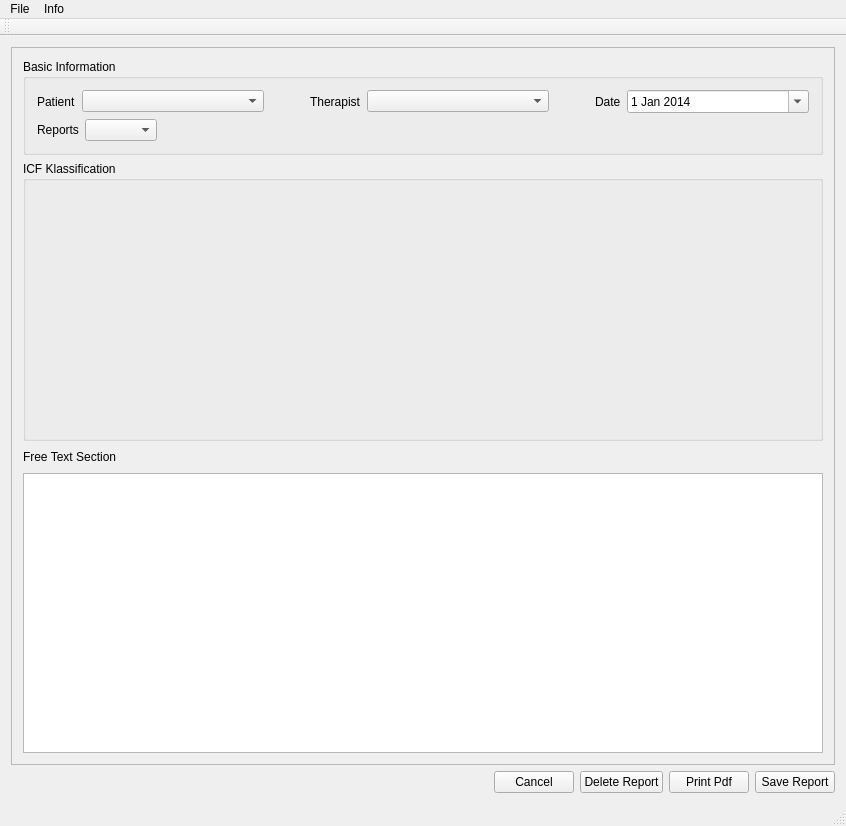
This is mainwindow.ui in loaded02/ICF_Report as Qt 5 draws it before an edit. The edited form follows.
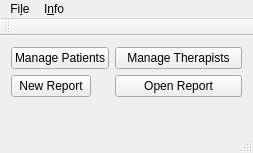
This is the edited form. Custom widgets are drawn as their Qt base class.

Diff of the .ui file:
```diff
--- a/mainwindow.ui
+++ b/mainwindow.ui
@@ -6,335 +6,48 @@
    <rect>
     <x>0</x>
     <y>0</y>
-    <width>846</width>
-    <height>826</height>
+    <width>253</width>
+    <height>153</height>
    </rect>
   </property>
   <property name="windowTitle">
    <string>MainWindow</string>
   </property>
   <widget class="QWidget" name="centralWidget">
-   <layout class="QVBoxLayout" name="verticalLayout_3">
-    <item>
-     <widget class="QScrollArea" name="scrollArea">
-      <property name="autoFillBackground">
-       <bool>false</bool>
+   <layout class="QFormLayout" name="formLayout">
+    <item row="0" column="0">
+     <widget class="QPushButton" name="pushButtonPat">
+      <property name="styleSheet">
+       <string notr="true"/>
       </property>
-      <property name="widgetResizable">
-       <bool>true</bool>
+      <property name="text">
+       <string>Manage Patients</string>
       </property>
-      <widget class="QWidget" name="scrollAreaWidgetContents">
-       <property name="geometry">
-        <rect>
-         <x>0</x>
-         <y>0</y>
-         <width>826</width>
-         <height>716</height>
-        </rect>
-       </property>
-       <layout class="QVBoxLayout" name="verticalLayout_2">
-        <item>
-         <widget class="QGroupBox" name="groupBox">
-          <property name="title">
-           <string>Basic Information</string>
-          </property>
-          <layout class="QVBoxLayout" name="verticalLayout_4">
-           <item>
-            <layout class="QHBoxLayout" name="horizontalLayout_4">
-             <item>
-              <widget class="QLabel" name="label_2">
-               <property name="sizePolicy">
-                <sizepolicy hsizetype="Preferred" vsizetype="Preferred">
-                 <horstretch>0</horstretch>
-                 <verstretch>0</verstretch>
-                </sizepolicy>
-               </property>
-               <property name="text">
-                <string>Patient</string>
-               </property>
-              </widget>
-             </item>
-             <item>
-              <widget class="QComboBox" name="patientcB">
-               <property name="sizePolicy">
-                <sizepolicy hsizetype="MinimumExpanding" vsizetype="Fixed">
-                 <horstretch>0</horstretch>
-                 <verstretch>0</verstretch>
-                </sizepolicy>
-               </property>
-              </widget>
-             </item>
-             <item>
-              <spacer name="horizontalSpacer_3">
-               <property name="orientation">
-                <enum>Qt::Horizontal</enum>
-               </property>
-               <property name="sizeType">
-                <enum>QSizePolicy::Preferred</enum>
-               </property>
-               <property name="sizeHint" stdset="0">
-                <size>
-                 <width>40</width>
-                 <height>20</height>
-                </size>
-               </property>
-              </spacer>
-             </item>
-             <item>
-              <widget class="QLabel" name="label_3">
-               <property name="sizePolicy">
-                <sizepolicy hsizetype="Preferred" vsizetype="Preferred">
-                 <horstretch>0</horstretch>
-                 <verstretch>0</verstretch>
-                </sizepolicy>
-               </property>
-               <property name="text">
-                <string>Therapist</string>
-               </property>
-              </widget>
-             </item>
-             <item>
-              <widget class="QComboBox" name="therapeutcB">
-               <property name="sizePolicy">
-                <sizepolicy hsizetype="MinimumExpanding" vsizetype="Fixed">
-                 <horstretch>0</horstretch>
-                 <verstretch>0</verstretch>
-                </sizepolicy>
-               </property>
-              </widget>
-             </item>
-             <item>
-              <spacer name="horizontalSpacer_2">
-               <property name="orientation">
-                <enum>Qt::Horizontal</enum>
-               </property>
-               <property name="sizeType">
-                <enum>QSizePolicy::Preferred</enum>
-               </property>
-               <property name="sizeHint" stdset="0">
-                <size>
-                 <width>40</width>
-                 <height>20</height>
-                </size>
-               </property>
-              </spacer>
-             </item>
-             <item>
-              <widget class="QLabel" name="label_4">
-               <property name="sizePolicy">
-                <sizepolicy hsizetype="Preferred" vsizetype="Preferred">
-                 <horstretch>0</horstretch>
-                 <verstretch>0</verstretch>
-                </sizepolicy>
-               </property>
-               <property name="text">
-                <string>Date</string>
-               </property>
-              </widget>
-             </item>
-             <item>
-              <widget class="QDateEdit" name="dateEdit">
-               <property name="sizePolicy">
-                <sizepolicy hsizetype="MinimumExpanding" vsizetype="Fixed">
-                 <horstretch>0</horstretch>
-                 <verstretch>0</verstretch>
-                </sizepolicy>
-               </property>
-               <property name="minimumDate">
-                <date>
-                 <year>2014</year>
-                 <month>1</month>
-                 <day>1</day>
-                </date>
-               </property>
-               <property name="calendarPopup">
-                <bool>true</bool>
-               </property>
-              </widget>
-             </item>
-            </layout>
-           </item>
-           <item>
-            <layout class="QHBoxLayout" name="horizontalLayout">
-             <item>
-              <widget class="QLabel" name="label_5">
-               <property name="text">
-                <string>Reports</string>
-               </property>
-              </widget>
-             </item>
-             <item>
-              <widget class="QComboBox" name="reportcB">
-               <property name="sizePolicy">
-                <sizepolicy hsizetype="Preferred" vsizetype="Fixed">
-                 <horstretch>0</horstretch>
-                 <verstretch>0</verstretch>
-                </sizepolicy>
-               </property>
-               <property name="maximumSize">
-                <size>
-                 <width>16777215</width>
-                 <height>16777215</height>
-                </size>
-               </property>
-              </widget>
-             </item>
-             <item>
-              <spacer name="horizontalSpacer_5">
-               <property name="orientation">
-                <enum>Qt::Horizontal</enum>
-               </property>
-               <property name="sizeType">
-                <enum>QSizePolicy::Expanding</enum>
-               </property>
-               <property name="sizeHint" stdset="0">
-                <size>
-                 <width>40</width>
-                 <height>20</height>
-                </size>
-               </property>
-              </spacer>
-             </item>
-            </layout>
-           </item>
-          </layout>
-         </widget>
-        </item>
-        <item>
-         <widget class="QGroupBox" name="groupBox_2">
-          <property name="title">
-           <string>ICF Klassification</string>
-          </property>
-          <layout class="QVBoxLayout" name="verticalLayout">
-           <item>
-            <widget class="GUI_Function" name="functionsWidget" native="true"/>
-           </item>
-           <item>
-            <spacer name="verticalSpacer_8">
-             <property name="orientation">
-              <enum>Qt::Vertical</enum>
-             </property>
-             <property name="sizeHint" stdset="0">
-              <size>
-               <width>20</width>
-               <height>40</height>
-              </size>
-             </property>
-            </spacer>
-           </item>
-           <item>
-            <widget class="GUI_Function" name="structuresWidget" native="true"/>
-           </item>
-           <item>
-            <spacer name="verticalSpacer_10">
-             <property name="orientation">
-              <enum>Qt::Vertical</enum>
-             </property>
-             <property name="sizeHint" stdset="0">
-              <size>
-               <width>20</width>
-               <height>40</height>
-              </size>
-             </property>
-            </spacer>
-           </item>
-           <item>
-            <widget class="GUI_Function" name="partizipationWidget" native="true"/>
-           </item>
-           <item>
-            <spacer name="verticalSpacer_11">
-             <property name="orientation">
-              <enum>Qt::Vertical</enum>
-             </property>
-             <property name="sizeHint" stdset="0">
-              <size>
-               <width>20</width>
-               <height>9</height>
-              </size>
-             </property>
-            </spacer>
-           </item>
-           <item>
-            <widget class="GUI_Function" name="contextWidget" native="true"/>
-           </item>
-          </layout>
-         </widget>
-        </item>
-        <item>
-         <layout class="QHBoxLayout" name="horizontalLayout_3">
-          <item>
-           <widget class="QLabel" name="label">
-            <property name="text">
-             <string>Free Text Section</string>
-            </property>
-           </widget>
-          </item>
-          <item>
-           <spacer name="horizontalSpacer">
-            <property name="orientation">
-             <enum>Qt::Horizontal</enum>
-            </property>
-            <property name="sizeHint" stdset="0">
-             <size>
-              <width>40</width>
-              <height>20</height>
-             </size>
-            </property>
-           </spacer>
-          </item>
-         </layout>
-        </item>
-        <item>
-         <widget class="QTextEdit" name="textEdit"/>
-        </item>
-       </layout>
-      </widget>
      </widget>
     </item>
-    <item>
-     <layout class="QHBoxLayout" name="horizontalLayout_2">
-      <item>
-       <spacer name="horizontalSpacer_4">
-        <property name="orientation">
-         <enum>Qt::Horizontal</enum>
-        </property>
-        <property name="sizeHint" stdset="0">
-         <size>
-          <width>40</width>
-          <height>20</height>
-         </size>
-        </property>
-       </spacer>
-      </item>
-      <item>
-       <widget class="QPushButton" name="cancelButton">
-        <property name="text">
-         <string>Cancel</string>
-        </property>
-       </widget>
-      </item>
-      <item>
-       <widget class="QPushButton" name="deleteButton">
-        <property name="text">
-         <string>Delete Report</string>
-        </property>
-       </widget>
-      </item>
-      <item>
-       <widget class="QPushButton" name="printButton">
-        <property name="text">
-         <string>Print Pdf</string>
-        </property>
-       </widget>
-      </item>
-      <item>
-       <widget class="QPushButton" name="saveButton">
-        <property name="text">
-         <string>Save Report</string>
-        </property>
-       </widget>
-      </item>
-     </layout>
+    <item row="0" column="1">
+     <widget class="QPushButton" name="pushButtonTher">
+      <property name="styleSheet">
+       <string notr="true"/>
+      </property>
+      <property name="text">
+       <string>Manage Therapists</string>
+      </property>
+     </widget>
+    </item>
+    <item row="1" column="0">
+     <widget class="QPushButton" name="pushButtonrepNew">
+      <property name="text">
+       <string>New Report</string>
+      </property>
+     </widget>
+    </item>
+    <item row="1" column="1">
+     <widget class="QPushButton" name="pushButtonRep">
+      <property name="text">
+       <string>Open Report</string>
+      </property>
+     </widget>
     </item>
    </layout>
   </widget>
@@ -343,19 +56,19 @@
     <rect>
      <x>0</x>
      <y>0</y>
-     <width>846</width>
-     <height>20</height>
+     <width>253</width>
+     <height>30</height>
     </rect>
    </property>
    <widget class="QMenu" name="menuAbout">
     <property name="title">
-     <string>Info</string>
+     <string>I&amp;nfo</string>
     </property>
     <addaction name="actionAbout"/>
    </widget>
    <widget class="QMenu" name="menuFile">
     <property name="title">
-     <string>File</string>
+     <string>Fi&amp;le</string>
     </property>
     <addaction name="actionNew_Therapist"/>
     <addaction name="actionNew_Patient"/>
@@ -443,14 +156,6 @@
   </action>
  </widget>
  <layoutdefault spacing="6" margin="11"/>
- <customwidgets>
-  <customwidget>
-   <class>GUI_Function</class>
-   <extends>QWidget</extends>
-   <header location="global">gui_function.h</header>
-   <container>1</container>
-  </customwidget>
- </customwidgets>
  <resources/>
  <connections/>
 </ui>
```
Left out of the diff: 42 changed lines with no effect on the pictures.
